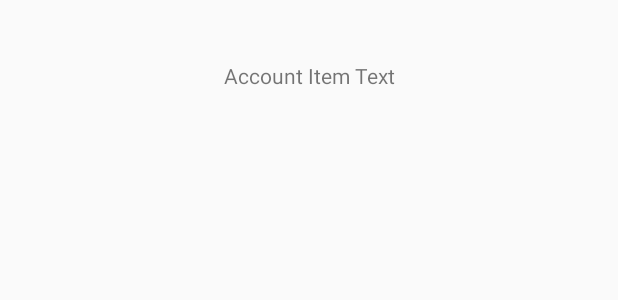
After one commit to kingsframe/options-trader-android, an Android app: the layout account_item.xml on its own in the app's theme, with its tools: preview values and no code run, on a phone screen of 412 x 824 dp. The commit adds this screen. Shown: the top 300 px of the screen. Run offline under Robolectric (Android 15) with nearby library versions, the phone set to English and light mode, and no system bars.

Commit message:
added recycle view

```diff
--- /dev/null
+++ b/app/src/main/res/layout/account_item.xml
@@ -0,0 +1,18 @@
+<?xml version="1.0" encoding="utf-8"?>
+<androidx.constraintlayout.widget.ConstraintLayout
+    xmlns:android="http://schemas.android.com/apk/res/android"
+    xmlns:app="http://schemas.android.com/apk/res-auto"
+    xmlns:tools="http://schemas.android.com/tools"
+    android:layout_width="match_parent"
+    android:layout_height="100dp">
+
+    <TextView
+        android:id="@+id/accountItem"
+        android:layout_width="wrap_content"
+        android:layout_height="wrap_content"
+        android:text="Account Item Text"
+        app:layout_constraintBottom_toBottomOf="parent"
+        app:layout_constraintEnd_toEndOf="parent"
+        app:layout_constraintStart_toStartOf="parent"
+        app:layout_constraintTop_toTopOf="parent" />
+</androidx.constraintlayout.widget.ConstraintLayout>
```
Also changed, not shown: app/src/main/java/ca/sog/SOG/AccountAdapter.kt (added, +31 -0 lines), app/src/main/java/ca/sog/SOG/LoggedInActivity.kt (+49 -33 lines), app/src/main/java/ca/sog/SOG/QuestAccount.kt (added, +10 -0 lines), app/src/main/res/layout/activity_logged_in.xml (+6 -13 lines).
